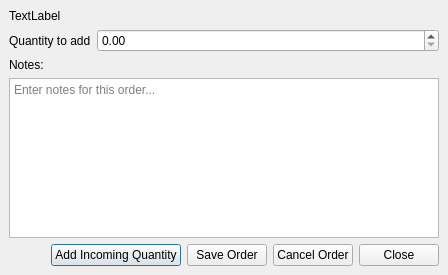
Before: the Qt Designer form ui/dialogs/update_component_order_pending_dialog.ui in TheCodingJsoftware/Invigo, drawn with Qt 5.
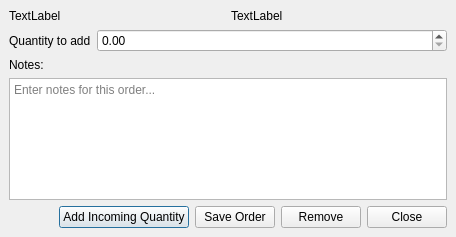
After: the same form once the commit is applied.

The edit to the form file:
```diff
--- a/ui/dialogs/update_component_order_pending_dialog.ui
+++ b/ui/dialogs/update_component_order_pending_dialog.ui
@@ -6,8 +6,8 @@
    <rect>
     <x>0</x>
     <y>0</y>
-    <width>448</width>
-    <height>275</height>
+    <width>456</width>
+    <height>237</height>
    </rect>
   </property>
   <property name="windowTitle">
@@ -68,6 +68,8 @@
          <number>9</number>
         </property>
         <item>
+         <layout class="QHBoxLayout" name="horizontalLayout_3">
+          <item>
          <widget class="QLabel" name="lblMessage">
           <property name="sizePolicy">
            <sizepolicy hsizetype="Preferred" vsizetype="Minimum">
@@ -87,6 +89,15 @@
          </widget>
         </item>
         <item>
+           <widget class="QLabel" name="label_order_text">
+            <property name="text">
+             <string>TextLabel</string>
+            </property>
+           </widget>
+          </item>
+         </layout>
+        </item>
+        <item>
          <layout class="QHBoxLayout" name="horizontalLayout_2" stretch="0,1">
           <item>
            <widget class="QLabel" name="label">
@@ -192,7 +203,7 @@
              <string>Will delete this order.</string>
             </property>
             <property name="text">
-             <string>Cancel Order</string>
+             <string>Remove</string>
             </property>
            </widget>
           </item>
```
Left out of the diff: 8 changed lines with no effect on the pictures. Lines whose indentation alone changed are shown as unchanged.
